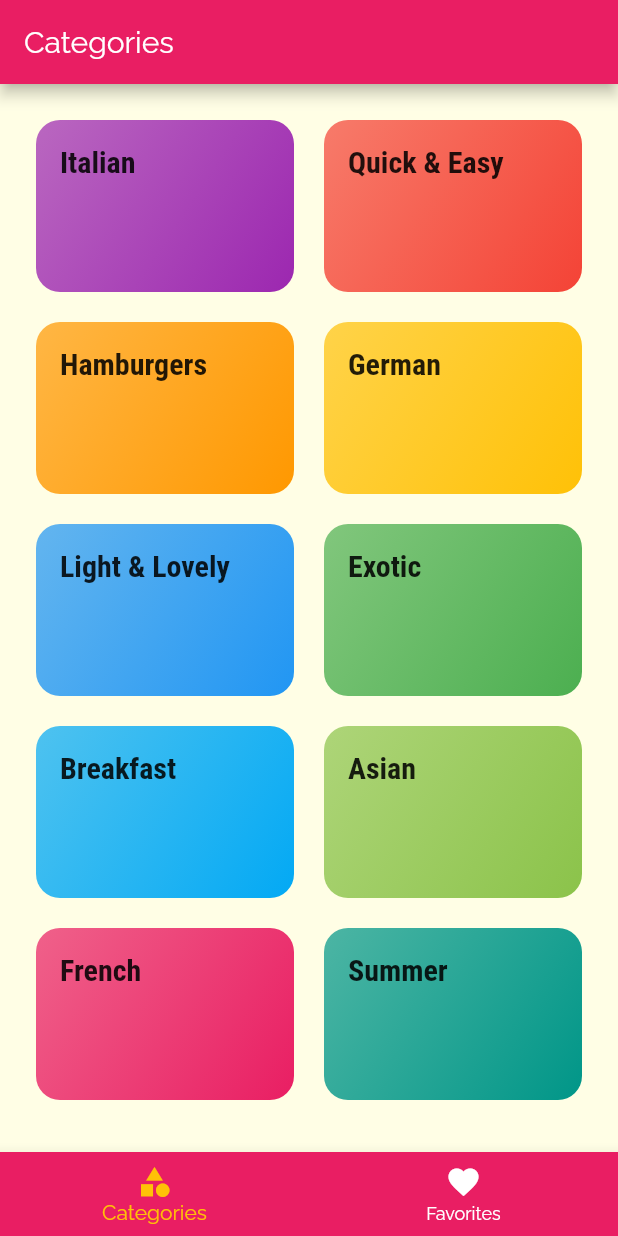
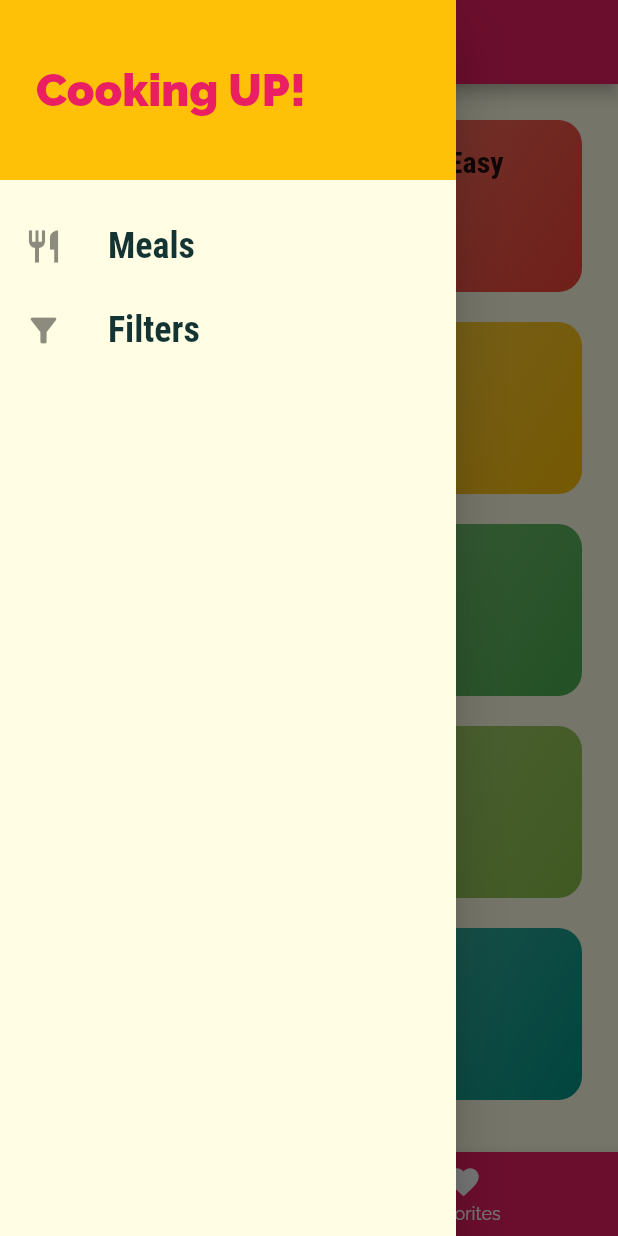
Before and after one commit to htqtung/flutter_cooking_recipe, a Flutter app: the screen it shows after launch, with the side drawer open (before the commit the screen has no drawer), on a phone screen of 412 x 824 dp. Run offline on Flutter 3.47's test engine with Material 2 defaults, Android fonts, the phone set to English and light mode, and no system bars.

Commit message:
Add drawer

```diff
--- a/lib/main.dart
+++ b/lib/main.dart
@@ -1,5 +1,6 @@
 import 'package:flutter/material.dart';
 
+import './screens/filters_screen.dart';
 import './screens/tabs_screen.dart';
 import './screens/meal_detail.dart';
 import './screens/category_meals.dart';
@@ -9,7 +10,6 @@ void main() {
 }
 
 class MyApp extends StatelessWidget {
-  // This widget is the root of your application.
   @override
   Widget build(BuildContext context) {
     return MaterialApp(
@@ -39,6 +39,7 @@ class MyApp extends StatelessWidget {
         '/': (ctx) => TabsScreen(),
         CategoryMealsScreen.routeName: (ctx) => CategoryMealsScreen(),
         MealDetailScreen.routeName: (ctx) => MealDetailScreen(),
+        FiltersScreen.routeName: (ctx) => FiltersScreen(),
       },
       // go to this route whenever a named route is unreachable (typo, unregistered,...)
       // onGenerateRoute: (settings) {
--- a/lib/screens/meal_detail.dart
+++ b/lib/screens/meal_detail.dart
@@ -82,6 +82,12 @@ class MealDetailScreen extends StatelessWidget {
           ],
         ),
       ),
+      floatingActionButton: FloatingActionButton(
+        child: Icon(Icons.delete),
+        onPressed: () {
+          Navigator.of(context).pop();
+        },
+      ),
     );
   }
 }
--- a/lib/screens/tabs_screen.dart
+++ b/lib/screens/tabs_screen.dart
@@ -1,5 +1,6 @@
 import 'package:flutter/material.dart';
 
+import '../widgets/main_drawer.dart';
 import './favorites.dart';
 import './categories.dart';
 
@@ -27,6 +28,7 @@ class _TabsScreenState extends State<TabsScreen> {
       appBar: AppBar(
         title: Text(_screens[_selectedTabIndex]['title']),
       ),
+      drawer: MainDrawer(),
       body: _screens[_selectedTabIndex]['screen'],
       bottomNavigationBar: BottomNavigationBar(
         onTap: _selectPage,
--- /dev/null
+++ b/lib/widgets/main_drawer.dart
@@ -0,0 +1,55 @@
+import 'package:flutter/material.dart';
+
+import '../screens/filters_screen.dart';
+
+class MainDrawer extends StatelessWidget {
+  Widget buildDrawerMenuItem(String title, IconData icon, Function tapHandler) {
+    return ListTile(
+      leading: Icon(
+        icon,
+        size: 26,
+      ),
+      title: Text(
+        title,
+        style: TextStyle(
+          fontFamily: 'RobotoCondensed',
+          fontSize: 24,
+          fontWeight: FontWeight.bold,
+        ),
+      ),
+      onTap: tapHandler,
+    );
+  }
+
+  @override
+  Widget build(BuildContext context) {
+    return Drawer(
+      child: Column(
+        children: <Widget>[
+          Container(
+            height: 120,
+            width: double.infinity,
+            padding: EdgeInsets.all(24),
+            alignment: Alignment.centerLeft,
+            color: Theme.of(context).accentColor,
+            child: Text(
+              'Cooking UP!',
+              style: TextStyle(
+                fontWeight: FontWeight.w900,
+                fontSize: 30,
+                color: Theme.of(context).primaryColor,
+              ),
+            ),
+          ),
+          SizedBox(height: 16),
+          buildDrawerMenuItem('Meals', Icons.restaurant, () {
+            Navigator.of(context).pushReplacementNamed('/');
+          }),
+          buildDrawerMenuItem('Filters', Icons.filter_alt, () {
+            Navigator.of(context).pushReplacementNamed(FiltersScreen.routeName);
+          }),
+        ],
+      ),
+    );
+  }
+}
```
Also changed, not shown: lib/screens/filters_screen.dart (added, +17 -0 lines).
